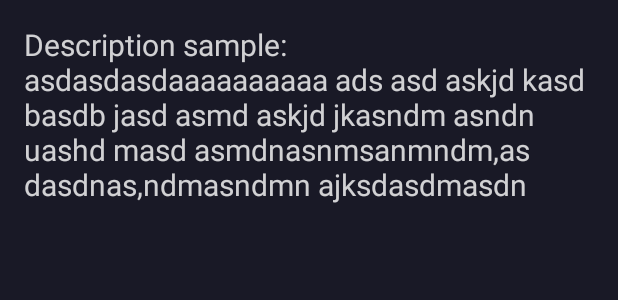
After one commit to talencote/ficat-Mobile, an Android app: the layout fragment_fanfic_content.xml on its own in the app's theme, with its tools: preview values and no code run, on a phone screen of 412 x 824 dp. The commit adds this screen. Shown: the top 300 px of the screen. Run offline under Robolectric (Android 15) with nearby library versions, the phone set to English and light mode, and no system bars; network calls fail.

Commit message:
Fanfic content added

```diff
--- a/app/src/main/java/com/talencote/ficat/api/ApiService.kt
+++ b/app/src/main/java/com/talencote/ficat/api/ApiService.kt
@@ -21,4 +21,7 @@ interface ApiService {
 
     @POST(Constants.TEST)
     fun testToken(): Call<Boolean>
+
+    @GET(Constants.GET_FANFIC)
+    suspend fun getFanfic(@Path("id") id : Int): FanficDto
 }
--- a/app/src/main/java/com/talencote/ficat/data/dto/FanficDto.kt
+++ b/app/src/main/java/com/talencote/ficat/data/dto/FanficDto.kt
@@ -7,7 +7,7 @@ import kotlinx.android.parcel.Parcelize
 @Parcelize
 data class FanficDto(
     @SerializedName("id")
-    var id: Long,
+    var id: Int,
 
     @SerializedName("name")
     var name: String,
--- a/app/src/main/java/com/talencote/ficat/fragments/FragmentFanficDetails.kt
+++ b/app/src/main/java/com/talencote/ficat/fragments/FragmentFanficDetails.kt
@@ -7,8 +7,11 @@ import android.widget.TextView
 import androidx.fragment.app.Fragment
 import com.talencote.ficat.R
 import com.talencote.ficat.data.dto.FanficDto
+import com.talencote.ficat.recyclerview.RouteToFragments
 
 class FragmentFanficDetails : Fragment(R.layout.fragment_fanfic_details) {
+
+    private var clickListener: RouteToFragments? = null
 
     private lateinit var fanficName : TextView
     private lateinit var fanficTags : TextView
@@ -38,8 +41,9 @@ class FragmentFanficDetails : Fragment(R.layout.fragment_fanfic_details) {
         fanficDescription.text = fanfic.description
         fanficFandom.text = fanfic.fandom
         fanficAuthor.text = fanfic.author
+        clickListener = context as RouteToFragments
         readBtn.setOnClickListener {
-            TODO("FANFIC CONTENT")
+            clickListener!!.readFanfic(fanfic.id)
         }
     }
 
--- a/app/src/main/java/com/talencote/ficat/recyclerview/RouteToFragments.kt
+++ b/app/src/main/java/com/talencote/ficat/recyclerview/RouteToFragments.kt
@@ -5,4 +5,6 @@ import com.talencote.ficat.data.dto.FanficDto
 interface RouteToFragments {
 
     fun onFanficSelected(fanfic: FanficDto)
+
+    fun readFanfic(id: Int)
 }
--- a/app/src/main/java/com/talencote/ficat/utilities/Constants.kt
+++ b/app/src/main/java/com/talencote/ficat/utilities/Constants.kt
@@ -7,5 +7,6 @@ object Constants {
     const val ADD_FAVORITE_FANDOM = "profile/add_favorite_fandom"
     const val REMOVE_FAVORITE_FANDOM = "profile/remove_favorite_fandom"
     const val GET_POPULAR_FANFICS = "fanfic/popular/{page}"
+    const val GET_FANFIC = "fanfic/findById/{id}"
     const val TEST = "profile/test_token"
 }
--- a/app/src/main/java/com/talencote/ficat/viewmodels/FanficDetailsViewModel.kt
+++ b/app/src/main/java/com/talencote/ficat/viewmodels/FanficDetailsViewModel.kt
@@ -5,5 +5,4 @@ import androidx.lifecycle.AndroidViewModel
 
 class FanficDetailsViewModel(application: Application) : AndroidViewModel(application) {
 
-
 }
--- a/app/src/main/java/com/talencote/ficat/viewmodels/PopularViewModel.kt
+++ b/app/src/main/java/com/talencote/ficat/viewmodels/PopularViewModel.kt
@@ -18,10 +18,8 @@ class PopularViewModel(application: Application) : AndroidViewModel(application)
 
     init {
         viewModelScope.launch {
-            var fanfics = apiClient.getApiService(context).popular(1)
-            if (fanfics != null) {
-                _data.postValue(fanfics)
-            }
+            val fanfics = apiClient.getApiService(context).popular(1)
+            _data.postValue(fanfics)
         }
     }
 }
--- /dev/null
+++ b/app/src/main/res/layout/fragment_fanfic_content.xml
@@ -0,0 +1,28 @@
+<?xml version="1.0" encoding="utf-8"?>
+<androidx.constraintlayout.widget.ConstraintLayout xmlns:android="http://schemas.android.com/apk/res/android"
+    xmlns:app="http://schemas.android.com/apk/res-auto"
+    xmlns:tools="http://schemas.android.com/tools"
+    android:layout_width="match_parent"
+    android:layout_height="match_parent"
+    android:background="@color/background_color"
+    android:padding="@dimen/spacing_4x">
+
+    <ScrollView
+        android:layout_width="match_parent"
+        android:layout_height="match_parent">
+
+        <TextView
+            android:id="@+id/fanfic_content"
+            android:layout_width="wrap_content"
+            android:layout_height="wrap_content"
+            android:alpha="0.8"
+            android:textColor="@color/white"
+            android:textSize="20sp"
+            app:layout_constraintStart_toStartOf="parent"
+            app:layout_constraintTop_toTopOf="parent"
+            tools:text="@string/description_sample" />
+
+    </ScrollView>
+
+
+</androidx.constraintlayout.widget.ConstraintLayout>
```
Also changed, not shown: app/src/main/java/com/talencote/ficat/MainActivity.kt (+9 -9 lines), app/src/main/java/com/talencote/ficat/fragments/FragmentFanficContent.kt (added, +61 -0 lines), app/src/main/java/com/talencote/ficat/viewmodels/FanficContentViewModel.kt (added, +28 -0 lines).
